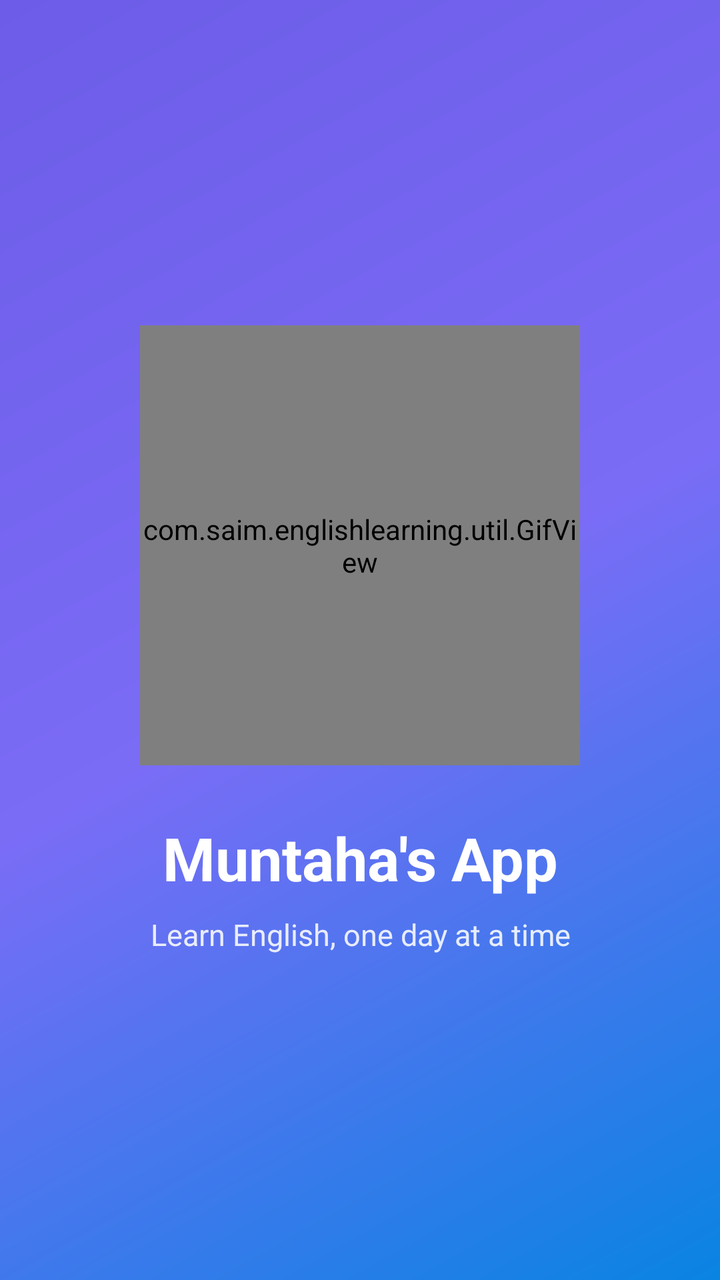
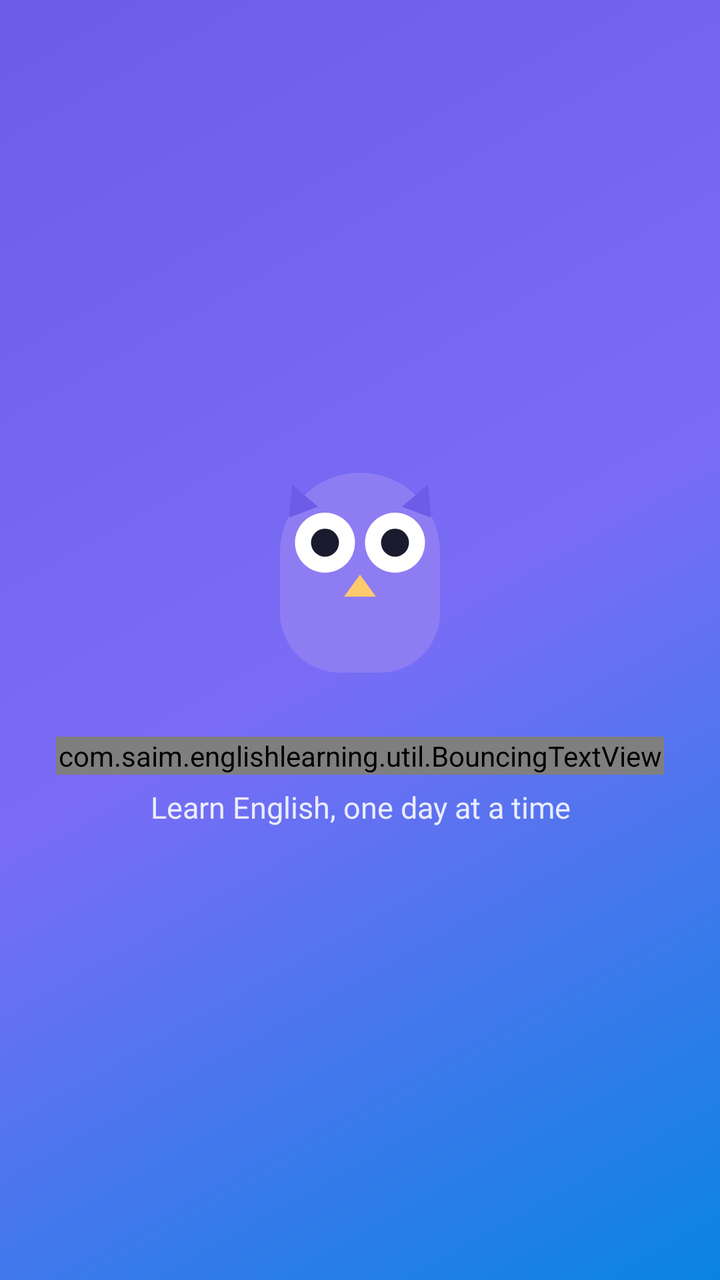

An Android layout rendered at two revisions. The XML below is the earlier revision; the diff shows what the commit changed to produce the second picture.
<!-- AndroidManifest.xml: application theme Theme.MuntahaEnglish -->
<!-- res/layout/activity_splash.xml -->
<?xml version="1.0" encoding="utf-8"?>
<LinearLayout xmlns:android="http://schemas.android.com/apk/res/android"
    xmlns:app="http://schemas.android.com/apk/res-auto"
    android:id="@+id/layoutSplashRoot"
    android:layout_width="match_parent"
    android:layout_height="match_parent"
    android:background="@drawable/bg_splash_gradient"
    android:clickable="true"
    android:focusable="true"
    android:gravity="center"
    android:orientation="vertical"
    android:padding="32dp">

    <com.saim.englishlearning.util.GifView
        android:id="@+id/gifSplash"
        android:layout_width="220dp"
        android:layout_height="220dp" />

    <ImageView
        android:id="@+id/imageSplashFallback"
        android:layout_width="150dp"
        android:layout_height="150dp"
        android:contentDescription="@string/app_name"
        android:src="@drawable/ic_owl"
        android:visibility="gone" />

    <TextView
        android:id="@+id/textSplashName"
        android:layout_width="match_parent"
        android:layout_height="wrap_content"
        android:layout_marginTop="26dp"
        android:gravity="center"
        android:text="@string/app_name"
        android:textColor="@color/white"
        android:textSize="30sp"
        android:textStyle="bold" />

    <TextView
        android:id="@+id/textSplashTagline"
        android:layout_width="match_parent"
        android:layout_height="wrap_content"
        android:layout_marginTop="8dp"
        android:gravity="center"
        android:text="@string/splash_tagline"
        android:textColor="#DDFFFFFF"
        android:textSize="15sp" />
</LinearLayout>
<!-- resources referenced by this layout -->
<resources>
  <color name="white">#FFFFFF</color>
  <!-- drawable bg_splash_gradient (drawable) -->
  <?xml version="1.0" encoding="utf-8"?>
  <shape xmlns:android="http://schemas.android.com/apk/res/android" android:shape="rectangle">
      <gradient
          android:angle="315"
          android:startColor="#6C5CE7"
          android:centerColor="#7B6CF6"
          android:endColor="#0984E3"
          android:type="linear" />
  </shape>
  <!-- drawable ic_owl (drawable) -->
  <?xml version="1.0" encoding="utf-8"?>
  <vector xmlns:android="http://schemas.android.com/apk/res/android"
      android:width="64dp"
      android:height="64dp"
      android:viewportWidth="24"
      android:viewportHeight="24">
      <path android:fillColor="#8E7CF3" android:pathData="M12,2C7.58,2 4,5.58 4,10v6c0,3.31 2.69,6 6,6h4c3.31,0 6,-2.69 6,-6v-6c0,-4.42 -3.58,-8 -8,-8z" />
      <path android:fillColor="#FFFFFF" android:pathData="M8.5,9m-3,0a3,3 0,1 1,6 0a3,3 0,1 1,-6 0" />
      <path android:fillColor="#FFFFFF" android:pathData="M15.5,9m-3,0a3,3 0,1 1,6 0a3,3 0,1 1,-6 0" />
      <path android:fillColor="#1B1B2F" android:pathData="M8.5,9m-1.4,0a1.4,1.4 0,1 1,2.8 0a1.4,1.4 0,1 1,-2.8 0" />
      <path android:fillColor="#1B1B2F" android:pathData="M15.5,9m-1.4,0a1.4,1.4 0,1 1,2.8 0a1.4,1.4 0,1 1,-2.8 0" />
      <path android:fillColor="#FDCB6E" android:pathData="M12,12.2l-1.6,2.2h3.2z" />
      <path android:fillColor="#6C5CE7" android:pathData="M5.2,3.2l2.6,2.2 -2.9,1.1z" />
      <path android:fillColor="#6C5CE7" android:pathData="M18.8,3.2l-2.6,2.2 2.9,1.1z" />
  </vector>
  <string name="app_name">Muntaha\'s App</string>
  <string name="splash_tagline">Learn English, one day at a time</string>
  <style name="Theme.MuntahaEnglish" parent="Theme.Material3.Light.NoActionBar">
          <item name="colorPrimary">@color/brand_primary</item>
          <item name="colorOnPrimary">@color/text_on_brand</item>
          <item name="colorSecondary">@color/brand_secondary</item>
          <item name="colorOnSecondary">@color/text_on_brand</item>
          <item name="android:colorBackground">@color/background</item>
          <item name="colorSurface">@color/surface</item>
          <item name="colorOnSurface">@color/text_primary</item>
          <item name="android:statusBarColor" tools:targetApi="l">@color/brand_primary_dark</item>
          <item name="android:windowBackground">@color/background</item>
      </style>
  <color name="brand_primary">#6C5CE7</color>
  <color name="text_on_brand">#FFFFFF</color>
  <color name="brand_secondary">#00B894</color>
  <color name="background">#F4F5FD</color>
  <color name="surface">#FFFFFF</color>
  <color name="text_primary">#1B1B2F</color>
  <color name="brand_primary_dark">#4B3FC4</color>
</resources>

<!-- the commit's change to res/layout/activity_splash.xml (unified diff, before → after) -->
@@ -1,6 +1,5 @@
 <?xml version="1.0" encoding="utf-8"?>
 <LinearLayout xmlns:android="http://schemas.android.com/apk/res/android"
-    xmlns:app="http://schemas.android.com/apk/res-auto"
     android:id="@+id/layoutSplashRoot"
     android:layout_width="match_parent"
     android:layout_height="match_parent"
@@ -9,37 +8,26 @@
     android:focusable="true"
     android:gravity="center"
     android:orientation="vertical"
-    android:padding="32dp">
-
-    <com.saim.englishlearning.util.GifView
-        android:id="@+id/gifSplash"
-        android:layout_width="220dp"
-        android:layout_height="220dp" />
+    android:padding="28dp">
 
     <ImageView
-        android:id="@+id/imageSplashFallback"
-        android:layout_width="150dp"
-        android:layout_height="150dp"
+        android:id="@+id/imageSplashLogo"
+        android:layout_width="120dp"
+        android:layout_height="120dp"
         android:contentDescription="@string/app_name"
-        android:src="@drawable/ic_owl"
-        android:visibility="gone" />
+        android:src="@drawable/ic_owl" />
 
-    <TextView
+    <com.saim.englishlearning.util.BouncingTextView
         android:id="@+id/textSplashName"
         android:layout_width="match_parent"
         android:layout_height="wrap_content"
-        android:layout_marginTop="26dp"
-        android:gravity="center"
-        android:text="@string/app_name"
-        android:textColor="@color/white"
-        android:textSize="30sp"
-        android:textStyle="bold" />
+        android:layout_marginTop="22dp" />
 
     <TextView
         android:id="@+id/textSplashTagline"
         android:layout_width="match_parent"
         android:layout_height="wrap_content"
-        android:layout_marginTop="8dp"
+        android:layout_marginTop="6dp"
         android:gravity="center"
         android:text="@string/splash_tagline"
         android:textColor="#DDFFFFFF"
<!-- resource entries referenced after the edit -->
@@ -1,6 +1,5 @@
 <!-- resources referenced by this layout -->
 <resources>
-  <color name="white">#FFFFFF</color>
   <!-- drawable bg_splash_gradient (drawable) -->
   <?xml version="1.0" encoding="utf-8"?>
   <shape xmlns:android="http://schemas.android.com/apk/res/android" android:shape="rectangle">
